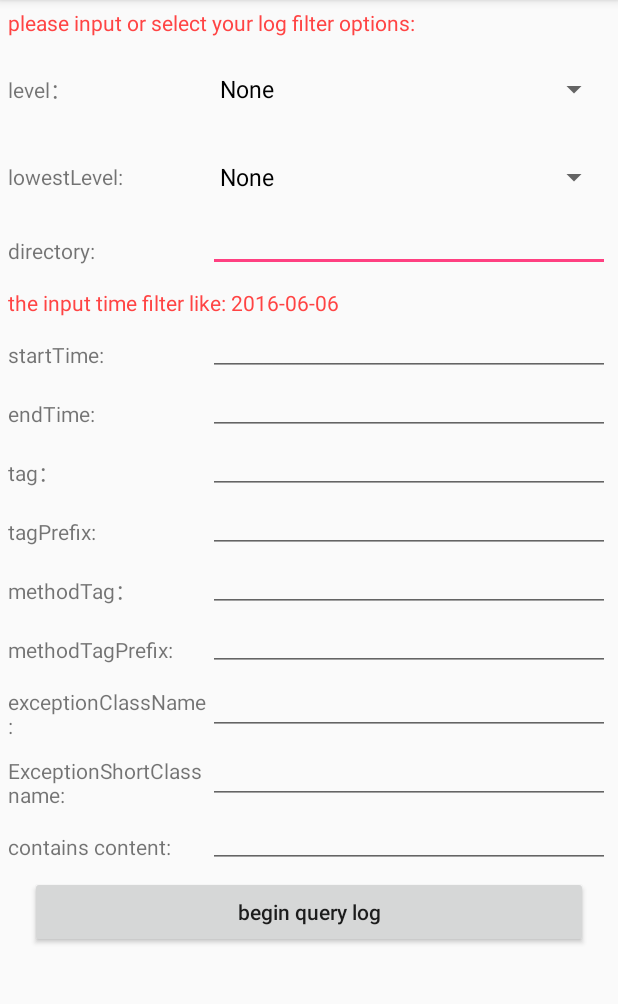
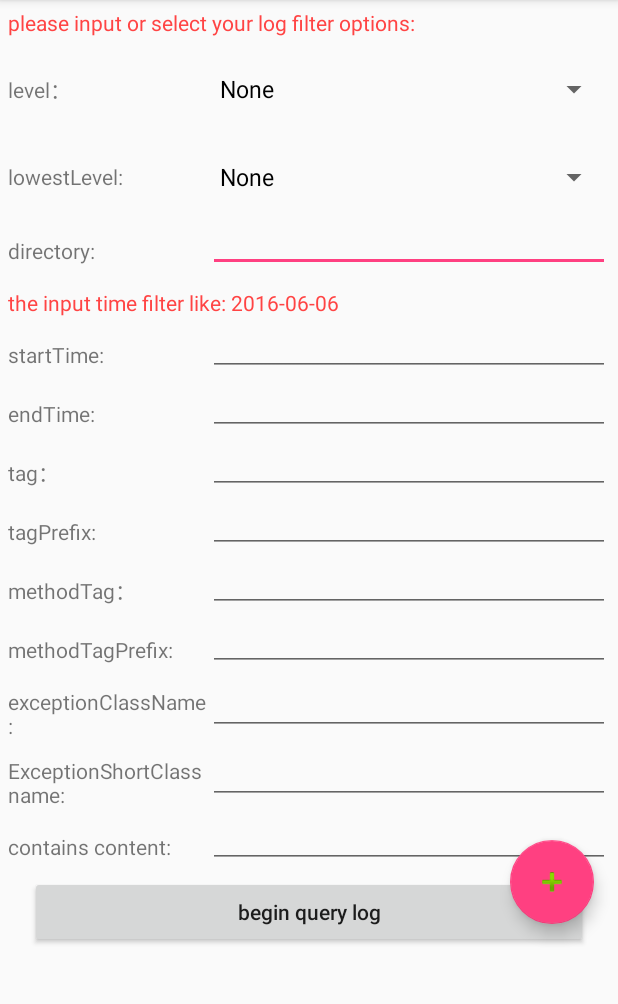
Before and after one commit to LightSun/android-fully-log-server-demo, an Android app: the LogLookOverActivity screen opened directly, with no data from a screen before it, on a phone screen of 412 x 824 dp, the part 84-1088 px from its top. Run offline under Robolectric (Android 15) with nearby library versions, the phone set to English and light mode, and no system bars; our stand-ins replace ButterKnife; libraries missing offline, so code that uses them is left out: com.heaven7.core; 14 statements that could not run were skipped.

```diff
--- a/Android-fully-log-server-demo/app/src/main/java/com/heaven7/android/log_server/demo/sample/LogLookOverActivity.java
+++ b/Android-fully-log-server-demo/app/src/main/java/com/heaven7/android/log_server/demo/sample/LogLookOverActivity.java
@@ -2,9 +2,11 @@ package com.heaven7.android.log_server.demo.sample;
 
 import android.os.Bundle;
 import android.os.RemoteException;
+import android.support.design.widget.FloatingActionButton;
 import android.support.design.widget.TextInputEditText;
 import android.support.v4.app.DialogFragment;
 import android.text.Editable;
+import android.view.Gravity;
 import android.view.View;
 import android.widget.AdapterView;
 import android.widget.ArrayAdapter;
@@ -18,6 +20,7 @@ import com.heaven7.android.log_server.demo.BaseActivity;
 import com.heaven7.android.log_server.demo.R;
 import com.heaven7.core.util.Logger;
 import com.heaven7.core.util.TextWatcherAdapter;
+import com.heaven7.core.util.Toaster;
 
 import java.io.File;
 import java.text.ParseException;
@@ -25,6 +28,7 @@ import java.text.SimpleDateFormat;
 import java.util.ArrayList;
 import java.util.Date;
 import java.util.List;
+import java.util.Random;
 
 import butterknife.InjectView;
 import butterknife.OnClick;
@@ -67,6 +71,9 @@ public class LogLookOverActivity extends BaseActivity {
 
     @InjectView(R.id.et_contains_content)
     TextInputEditText etContainsContent;
+
+    @InjectView(R.id.fab)
+    FloatingActionButton fab;
 
     private LogClient mClient;
 
@@ -203,6 +210,12 @@ public class LogLookOverActivity extends BaseActivity {
         spinnerLowestLevel.setSelection(0);
     }
 
+    @OnClick(R.id.fab)
+    public void onClickAddLog(View v){
+        mClient.i(TAG, "onClickAddLog", "this is a test! --->"+ new Random().nextDouble());
+        Toaster.show(this, R.string.notice_log_add_ok, Gravity.CENTER);
+    }
+
     @Override
     protected void onDestroy() {
         mClient.destroy();
--- a/Android-fully-log-server-demo/app/src/main/res/layout/ac_look_log.xml
+++ b/Android-fully-log-server-demo/app/src/main/res/layout/ac_look_log.xml
@@ -3,7 +3,12 @@
     android:orientation="vertical"
     android:layout_width="match_parent"
     android:layout_height="match_parent"
+    xmlns:app="http://schemas.android.com/apk/res-auto"
     >
+
+    <FrameLayout
+        android:layout_width="match_parent"
+        android:layout_height="match_parent">
 
         <LinearLayout
             android:layout_width="match_parent"
@@ -328,6 +333,19 @@
 
         </LinearLayout>
 
+        <android.support.design.widget.FloatingActionButton
+            android:id="@+id/fab"
+            android:layout_width="wrap_content"
+            android:layout_height="wrap_content"
+            android:layout_margin="@dimen/fab_margin"
+            android:layout_gravity="right|bottom"
+            android:src="@android:drawable/ic_input_add"
+            app:layout_anchorGravity="bottom|end" />
+
+    </FrameLayout>
+
+
+
 
 
 </ScrollView>
--- a/Android-fully-log-server-demo/app/src/main/res/values/strings.xml
+++ b/Android-fully-log-server-demo/app/src/main/res/values/strings.xml
@@ -20,6 +20,7 @@
     <string name="exception_short_name">ExceptionShortClassname: </string>
 
     <string name="start_query_log">begin query log</string>
+    <string name="write_log">write log</string>
     <string name="notice_log_time">the input time filter like: 2016-06-06</string>
 
 </resources>
--- a/Android-fully-log-server-demo/app/src/main/res/values/strings_notice.xml
+++ b/Android-fully-log-server-demo/app/src/main/res/values/strings_notice.xml
@@ -2,6 +2,7 @@
     <string name="notice_not_directory">The directory is invalid.</string>
     <string name="notice_invalid_end_time">The filter option endTime is invalid.</string>
     <string name="notice_invalid_start_time">The filter option startTime is invalid.</string>
+    <string name="notice_log_add_ok">add a log OK.</string>
 
 
 </resources>
```
Lines whose indentation alone changed are shown as unchanged.
